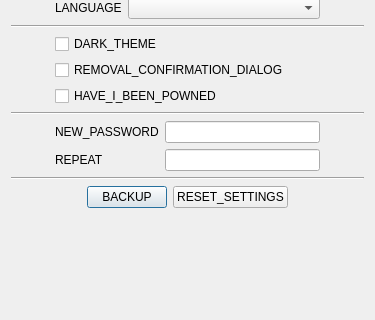
This is src/win/settingsdialog.ui in Stypox/qt-password-management as Qt 5 draws it before an edit; both pictures show x 0 to 375 and y 125 to 445 of the 375 by 539 pixel window. The edited form follows.
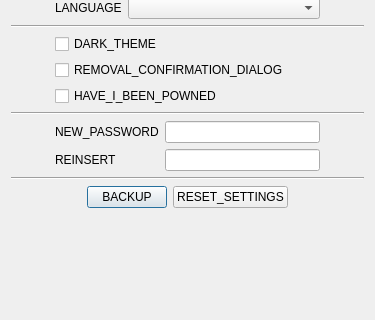
This is the edited form.

Commit message:
Implemented settings dialog.
Added darkTheme and removalConfirmationDialog settings.
removalConfirmationDialog, when active, asks the user whether they are sure to remove a password.

Diff of the .ui file:
```diff
--- a/src/win/settingsdialog.ui
+++ b/src/win/settingsdialog.ui
@@ -180,7 +180,7 @@
        <item row="1" column="0">
         <widget class="QLabel" name="repeatPasswordTitle">
          <property name="text">
-          <string>REPEAT</string>
+          <string>REINSERT</string>
          </property>
         </widget>
        </item>
```
Left out of the diff: 14 changed lines with no effect on the pictures. The commit also changes 7 other files.
